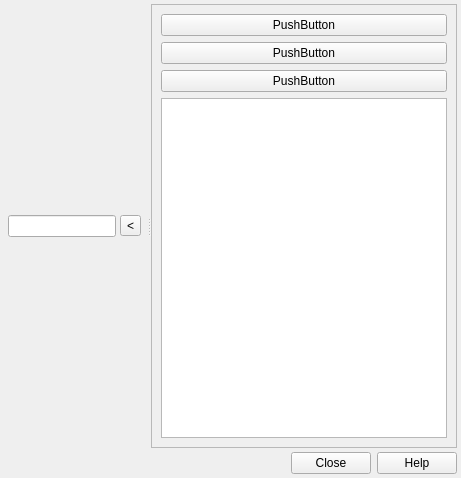
Before: the Qt Designer form mclient/src/mainwindow/AliasEditorDialog.ui in DragonSky/mclient-mume, drawn with Qt 5.
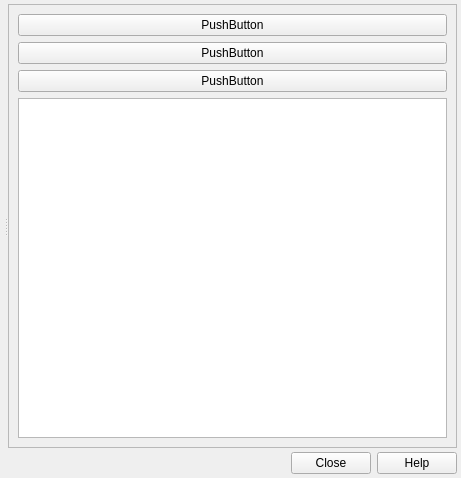
After: the same form once the commit is applied.

```diff
--- a/mclient/src/mainwindow/AliasEditorDialog.ui
+++ b/mclient/src/mainwindow/AliasEditorDialog.ui
@@ -33,26 +33,6 @@
        <property name="verticalSpacing">
         <number>2</number>
        </property>
-       <item row="0" column="0">
-        <widget class="QLineEdit" name="lineEdit">
-         <property name="sizePolicy">
-          <sizepolicy hsizetype="Fixed" vsizetype="Fixed">
-           <horstretch>0</horstretch>
-           <verstretch>0</verstretch>
-          </sizepolicy>
-         </property>
-         <property name="text">
-          <string/>
-         </property>
-        </widget>
-       </item>
-       <item row="0" column="1">
-        <widget class="QToolButton" name="toolButton_2">
-         <property name="text">
-          <string>&lt;</string>
-         </property>
-        </widget>
-       </item>
       </layout>
      </widget>
      <widget class="QStackedWidget" name="stackedWidget">
```
